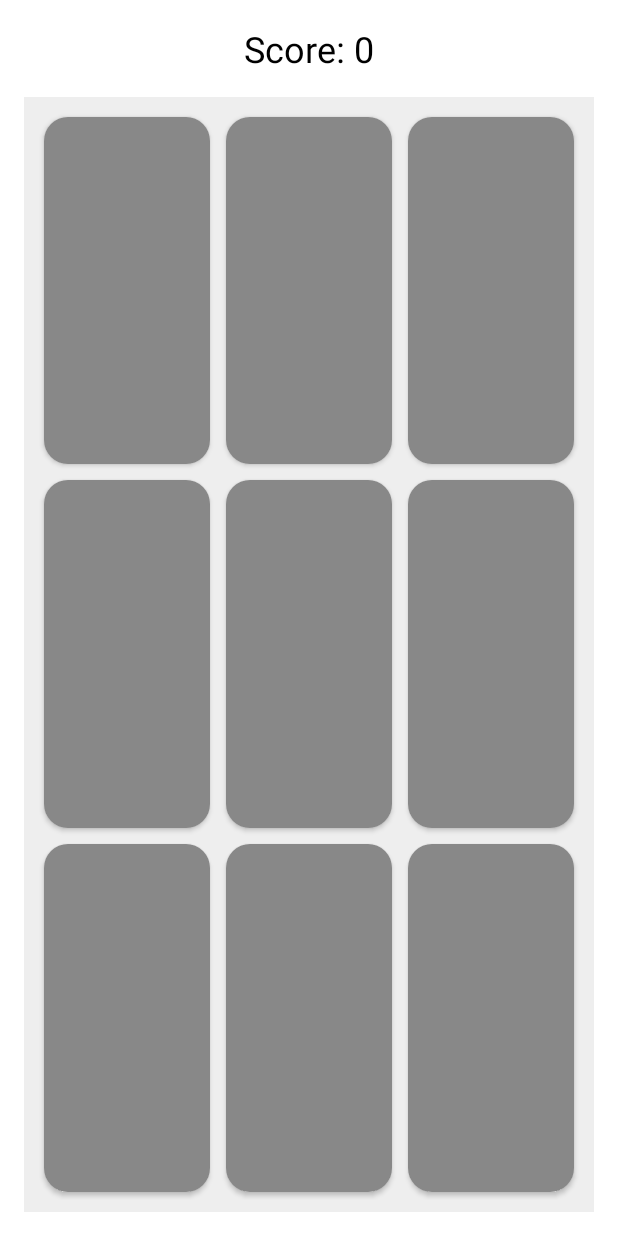
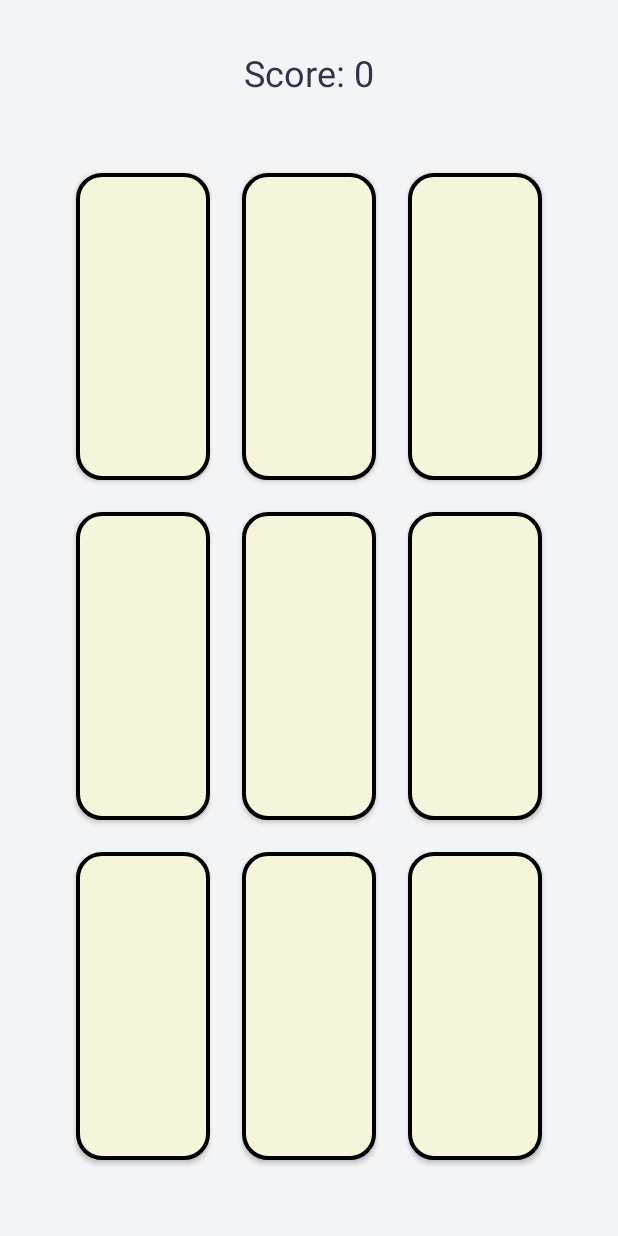
Before and after one commit to joshuaj0421/SkillScape, an Android app built with Jetpack Compose: the MemorySequenceActivity screen opened directly, with no data from a screen before it, on a phone screen of 412 x 824 dp. Run offline under Robolectric (Android 15) with nearby library versions, the light colour scheme and no system bars.

Commit message:
Bug fixes
see jira for exact fixes

```diff
--- a/app/src/main/java/edu/uark/joshuaj/skillscape/EstimationGameActivity.kt
+++ b/app/src/main/java/edu/uark/joshuaj/skillscape/EstimationGameActivity.kt
@@ -2,6 +2,7 @@ package edu.uark.joshuaj.skillscape
 
 import android.os.Bundle
 import android.os.CountDownTimer
+import android.text.InputType
 import android.widget.*
 import androidx.appcompat.app.AlertDialog
 import androidx.appcompat.app.AppCompatActivity
@@ -32,6 +33,7 @@ class EstimationGameActivity : AppCompatActivity() {
         answerEditText = findViewById(R.id.answerEditText)
         submitButton = findViewById(R.id.submitButton)
         rulesTextView = findViewById(R.id.rulesTextView)
+        answerEditText.inputType = InputType.TYPE_CLASS_NUMBER
 
         showRulesPopup()
 
--- a/app/src/main/java/edu/uark/joshuaj/skillscape/MemorySequenceActivity.kt
+++ b/app/src/main/java/edu/uark/joshuaj/skillscape/MemorySequenceActivity.kt
@@ -8,6 +8,7 @@ import android.widget.Button
 import android.widget.GridLayout
 import android.widget.TextView
 import androidx.appcompat.app.AppCompatActivity
+import androidx.core.graphics.ColorUtils
 import kotlin.random.Random
 
 class MemorySequenceActivity : AppCompatActivity() {
@@ -20,12 +21,12 @@ class MemorySequenceActivity : AppCompatActivity() {
     private var score = 0
     private val handler = Handler()
     private var isGameOver = false
+    private val defaultColor = Color.parseColor("#F5F5DC") // Cream color (Beige)
 
     private val buttonHighlightColors = arrayOf(
         Color.RED, Color.GREEN, Color.BLUE, Color.CYAN,
         Color.MAGENTA, Color.YELLOW, Color.LTGRAY, Color.DKGRAY, Color.WHITE
     )
-    private val defaultColor = Color.GRAY
 
     override fun onCreate(savedInstanceState: Bundle?) {
         super.onCreate(savedInstanceState)
@@ -43,10 +44,15 @@ class MemorySequenceActivity : AppCompatActivity() {
                 height = 0
                 columnSpec = GridLayout.spec(index % 3, 1, 1f)
                 rowSpec = GridLayout.spec(index / 3, 1, 1f)
-                setMargins(8, 8, 8, 8) // Space between buttons
+                setMargins(16, 16, 16, 16) // Increased space between buttons for premium look
             }
             button.background = createRoundedBackground(defaultColor)
             button.setOnClickListener { onButtonClicked(index) }
+            button.text = " " // Empty text for better aesthetics
+            button.setTextColor(Color.WHITE) // White text color for visibility
+            button.textSize = 22f // Larger text size for a premium feel
+            button.setPadding(0, 0, 0, 0) // No padding for uniform button shape
+            button.isAllCaps = true // Capitalize text for a stronger look
             gridLayout.addView(button)
             button
         }
@@ -59,6 +65,7 @@ class MemorySequenceActivity : AppCompatActivity() {
             shape = GradientDrawable.RECTANGLE
             cornerRadius = 24f // Rounded corners
             setColor(color)
+            setStroke(4, Color.BLACK) // Use a constant black border
         }
     }
 
@@ -77,11 +84,12 @@ class MemorySequenceActivity : AppCompatActivity() {
         sequence.add(Random.nextInt(0, 9))
         userInput.clear()
         currentIndex = 0
-
+        // Disable buttons while the sequence is being shown
+        enableButtons(false)
         // Delay before showing the new sequence
         handler.postDelayed({
             showSequence()
-        }, 1000) // 1 second delay
+        }, 500) // 1 second delay
     }
 
     private fun showSequence() {
@@ -94,6 +102,8 @@ class MemorySequenceActivity : AppCompatActivity() {
         }
         handler.postDelayed({
             resetButtonColors()
+            // Re-enable buttons after the sequence is shown
+            enableButtons(true)
         }, delay)
     }
 
--- a/app/src/main/res/layout/activity_memory_sequence.xml
+++ b/app/src/main/res/layout/activity_memory_sequence.xml
@@ -4,9 +4,9 @@
     android:layout_width="match_parent"
     android:layout_height="match_parent"
     android:orientation="vertical"
-    android:padding="16dp"
+    android:padding="32dp"
     android:gravity="center"
-    android:background="#FFFFFF">
+    android:background="#F3F4F6"> <!-- Light gray background for contrast -->
 
     <!-- Score Tracker -->
     <TextView
@@ -16,8 +16,9 @@
         android:text="Score: 0"
         android:textSize="24sp"
         android:layout_gravity="center"
-        android:paddingBottom="16dp"
-        android:textColor="#000000" />
+        android:paddingBottom="32dp"
+        android:textColor="#2D3748"
+        android:typeface="sans" />
 
     <!-- 3x3 Button Grid -->
     <GridLayout
@@ -28,6 +29,5 @@
         android:rowCount="3"
         android:columnCount="3"
         android:layout_gravity="center"
-        android:background="#EEEEEE"
         android:padding="8dp" />
 </LinearLayout>
```
Also changed, not shown: app/src/main/java/edu/uark/joshuaj/skillscape/ReactionTimeGameActivity.kt (+16 -0 lines).
